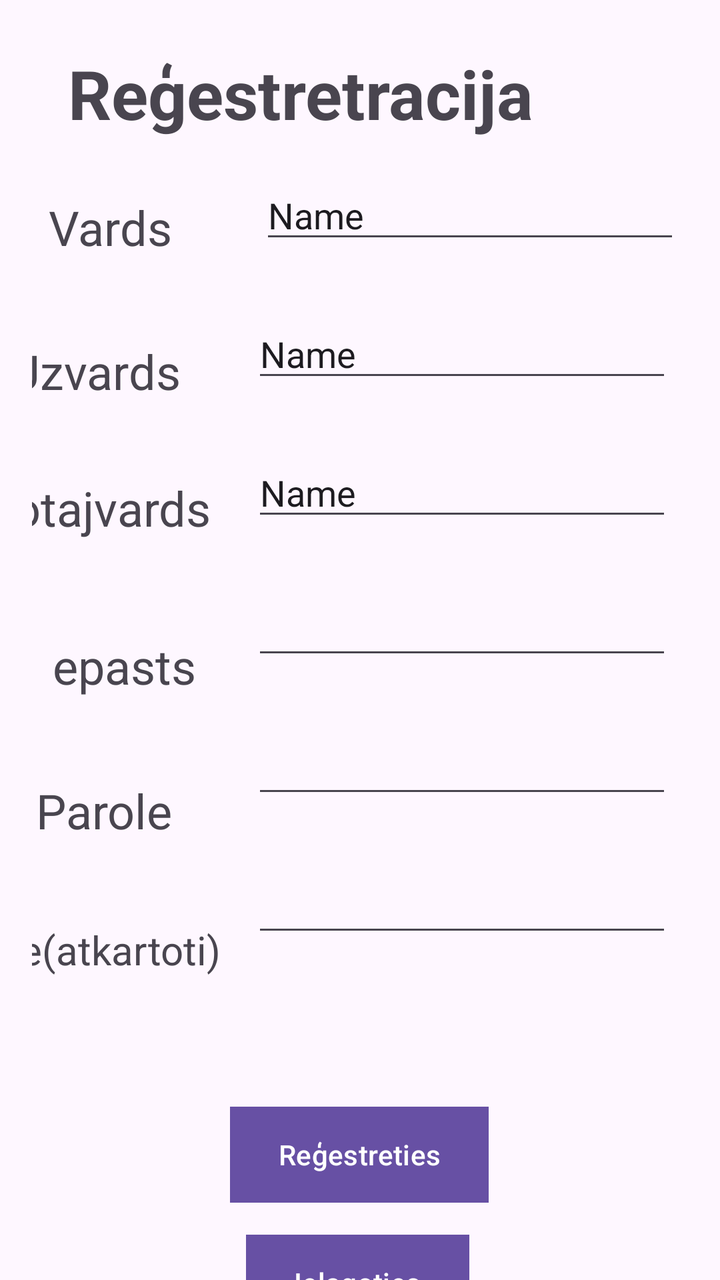
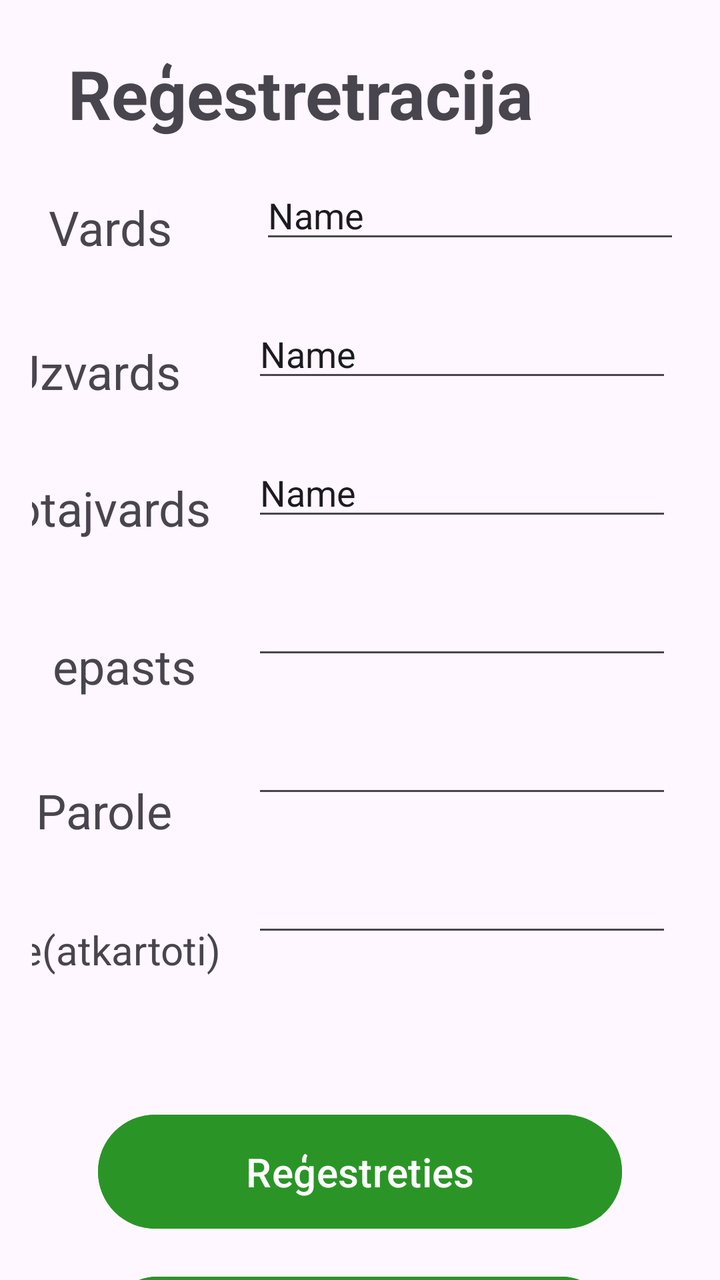

Screens rendered from an Android XML layout before and after an edit, with the pre-edit source and the edit as a unified diff.
<!-- AndroidManifest.xml: application theme Theme._11_PD2_PA_Giruckis_Nikitins_2026 -->
<!-- res/layout/registration.xml -->
<?xml version="1.0" encoding="utf-8"?>
<androidx.core.widget.NestedScrollView xmlns:android="http://schemas.android.com/apk/res/android"
    xmlns:app="http://schemas.android.com/apk/res-auto"
    xmlns:tools="http://schemas.android.com/tools"
    android:layout_width="match_parent"
    android:layout_height="match_parent"
    tools:context=".RegistrationFragment">

    <androidx.constraintlayout.widget.ConstraintLayout
        android:layout_width="match_parent"
        android:layout_height="match_parent"
        android:padding="16dp">

        <TextView
            android:id="@+id/Registration_Text"
            android:layout_width="wrap_content"
            android:layout_height="wrap_content"
            android:layout_marginStart="116dp"
            android:layout_marginTop="8dp"
            android:layout_marginEnd="77dp"
            android:text="@string/Registration_Text"
            android:textSize="34sp"
            android:textStyle="bold"
            android:typeface="normal"
            app:layout_constraintEnd_toEndOf="parent"
            app:layout_constraintHorizontal_bias="1.0"
            app:layout_constraintStart_toStartOf="parent"
            app:layout_constraintTop_toTopOf="parent" />

        <TextView
            android:id="@+id/Registration_Name"
            android:layout_width="wrap_content"
            android:layout_height="wrap_content"
            android:layout_marginTop="28dp"
            android:layout_marginEnd="44dp"
            android:text="@string/Registration_Name"
            android:textSize="24sp"
            app:layout_constraintEnd_toStartOf="@+id/editTextText"
            app:layout_constraintTop_toBottomOf="@+id/Registration_Text" />

        <TextView
            android:id="@+id/Registration_Surname"
            android:layout_width="wrap_content"
            android:layout_height="wrap_content"
            android:layout_marginTop="100dp"
            android:layout_marginEnd="36dp"
            android:text="@string/Registration_Surname"
            android:textSize="24sp"
            app:layout_constraintEnd_toStartOf="@+id/editTextText2"
            app:layout_constraintTop_toBottomOf="@+id/Registration_Text" />

        <TextView
            android:id="@+id/Registration_Username"
            android:layout_width="151dp"
            android:layout_height="35dp"
            android:layout_marginTop="36dp"
            android:layout_marginEnd="8dp"
            android:text="@string/Registration_Username"
            android:textSize="24sp"
            app:layout_constraintEnd_toStartOf="@+id/editTextText3"
            app:layout_constraintTop_toBottomOf="@+id/Registration_Surname" />

        <TextView
            android:id="@+id/Registration_Email"
            android:layout_width="wrap_content"
            android:layout_height="wrap_content"
            android:layout_marginTop="44dp"
            android:layout_marginEnd="28dp"
            android:text="@string/Registration_Email"
            android:textSize="24sp"
            app:layout_constraintEnd_toStartOf="@+id/editTextTextEmailAddress"
            app:layout_constraintTop_toBottomOf="@+id/Registration_Username" />

        <TextView
            android:id="@+id/Registration_Password"
            android:layout_width="wrap_content"
            android:layout_height="wrap_content"
            android:layout_marginTop="40dp"
            android:layout_marginEnd="40dp"
            android:text="@string/Registration_Password"
            android:textSize="24sp"
            app:layout_constraintEnd_toStartOf="@+id/editTextTextPassword"
            app:layout_constraintTop_toBottomOf="@+id/Registration_Email" />

        <TextView
            android:id="@+id/Registration_Password_2"
            android:layout_width="wrap_content"
            android:layout_height="wrap_content"
            android:layout_marginTop="40dp"
            android:layout_marginEnd="16dp"
            android:text="@string/Registration_Password_2"
            android:textSize="20sp"
            app:layout_constraintEnd_toStartOf="@+id/editTextTextPassword2"
            app:layout_constraintTop_toBottomOf="@+id/Registration_Password" />

        <Button
            android:id="@+id/Registration_Reg_Button"
            android:layout_width="wrap_content"
            android:layout_height="wrap_content"
            android:layout_marginTop="484dp"
            android:background="#9B3C3C"
            android:text="@string/Registration_Reg_Button_Text"
            app:layout_constraintEnd_toEndOf="parent"
            app:layout_constraintHorizontal_bias="0.498"
            app:layout_constraintStart_toStartOf="parent"
            app:layout_constraintTop_toBottomOf="@+id/Registration_Text"
            app:rippleColor="#7E2626" />

        <Button
            android:id="@+id/Registration_SignIn_Button"
            android:layout_width="wrap_content"
            android:layout_height="wrap_content"
            android:layout_marginTop="16dp"
            android:background="#A63A3A"
            android:text="@string/Registration_SignIn_Button_Text"
            app:layout_constraintEnd_toEndOf="parent"
            app:layout_constraintHorizontal_bias="0.494"
            app:layout_constraintStart_toStartOf="parent"
            app:layout_constraintTop_toBottomOf="@+id/Registration_Reg_Button" />

        <EditText
            android:id="@+id/editTextTextPassword"
            android:layout_width="wrap_content"
            android:layout_height="wrap_content"
            android:layout_marginTop="28dp"
            android:layout_marginEnd="8dp"
            android:ems="10"
            android:inputType="textPassword"
            app:layout_constraintEnd_toEndOf="parent"
            app:layout_constraintTop_toBottomOf="@+id/editTextTextEmailAddress" />

        <EditText
            android:id="@+id/editTextTextPassword2"
            android:layout_width="wrap_content"
            android:layout_height="wrap_content"
            android:layout_marginTop="28dp"
            android:layout_marginEnd="8dp"
            android:ems="10"
            android:inputType="textPassword"
            app:layout_constraintEnd_toEndOf="parent"
            app:layout_constraintTop_toBottomOf="@+id/editTextTextPassword" />

        <EditText
            android:id="@+id/editTextTextEmailAddress"
            android:layout_width="wrap_content"
            android:layout_height="wrap_content"
            android:layout_marginTop="28dp"
            android:layout_marginEnd="8dp"
            android:ems="10"
            android:inputType="textEmailAddress"
            app:layout_constraintEnd_toEndOf="parent"
            app:layout_constraintTop_toBottomOf="@+id/editTextText3" />

        <EditText
            android:id="@+id/editTextText"
            android:layout_width="wrap_content"
            android:layout_height="wrap_content"
            android:layout_marginTop="16dp"
            android:layout_marginEnd="4dp"
            android:ems="10"
            android:inputType="text"
            android:text="Name"
            app:layout_constraintEnd_toEndOf="parent"
            app:layout_constraintTop_toBottomOf="@+id/Registration_Text" />

        <EditText
            android:id="@+id/editTextText2"
            android:layout_width="wrap_content"
            android:layout_height="wrap_content"
            android:layout_marginTop="28dp"
            android:layout_marginEnd="8dp"
            android:ems="10"
            android:inputType="text"
            android:text="Name"
            app:layout_constraintEnd_toEndOf="parent"
            app:layout_constraintTop_toBottomOf="@+id/editTextText" />

        <EditText
            android:id="@+id/editTextText3"
            android:layout_width="wrap_content"
            android:layout_height="wrap_content"
            android:layout_marginTop="28dp"
            android:layout_marginEnd="8dp"
            android:ems="10"
            android:inputType="text"
            android:text="Name"
            app:layout_constraintEnd_toEndOf="parent"
            app:layout_constraintTop_toBottomOf="@+id/editTextText2" />
    </androidx.constraintlayout.widget.ConstraintLayout>
</androidx.core.widget.NestedScrollView>
<!-- resources referenced by this layout -->
<resources>
  <string name="Registration_Email">epasts</string>
  <string name="Registration_Name">Vards</string>
  <string name="Registration_Password">Parole</string>
  <string name="Registration_Password_2">Parole(atkartoti)</string>
  <string name="Registration_Reg_Button_Text">Reģestreties</string>
  <string name="Registration_SignIn_Button_Text">Ielagoties</string>
  <string name="Registration_Surname">Uzvards</string>
  <string name="Registration_Text">Reģestretracija</string>
  <string name="Registration_Username">Lietotajvards</string>
  <style name="Theme._11_PD2_PA_Giruckis_Nikitins_2026" parent="Base.Theme._11_PD2_PA_Giruckis_Nikitins_2026" />
  <style name="Base.Theme._11_PD2_PA_Giruckis_Nikitins_2026" parent="Theme.Material3.DayNight.NoActionBar">
          
          
      </style>
</resources>

<!-- the commit's change to res/layout/registration.xml (unified diff, before → after) -->
@@ -95,11 +95,12 @@
 
         <Button
             android:id="@+id/Registration_Reg_Button"
-            android:layout_width="wrap_content"
-            android:layout_height="wrap_content"
+            android:layout_width="262dp"
+            android:layout_height="65dp"
             android:layout_marginTop="484dp"
-            android:background="#9B3C3C"
+            android:backgroundTint="#2A9526"
             android:text="@string/Registration_Reg_Button_Text"
+            android:textSize="20sp"
             app:layout_constraintEnd_toEndOf="parent"
             app:layout_constraintHorizontal_bias="0.498"
             app:layout_constraintStart_toStartOf="parent"
@@ -108,11 +109,12 @@
 
         <Button
             android:id="@+id/Registration_SignIn_Button"
-            android:layout_width="wrap_content"
-            android:layout_height="wrap_content"
+            android:layout_width="254dp"
+            android:layout_height="60dp"
             android:layout_marginTop="16dp"
-            android:background="#A63A3A"
+            android:backgroundTint="#2A9526"
             android:text="@string/Registration_SignIn_Button_Text"
+            android:textSize="20sp"
             app:layout_constraintEnd_toEndOf="parent"
             app:layout_constraintHorizontal_bias="0.494"
             app:layout_constraintStart_toStartOf="parent"
